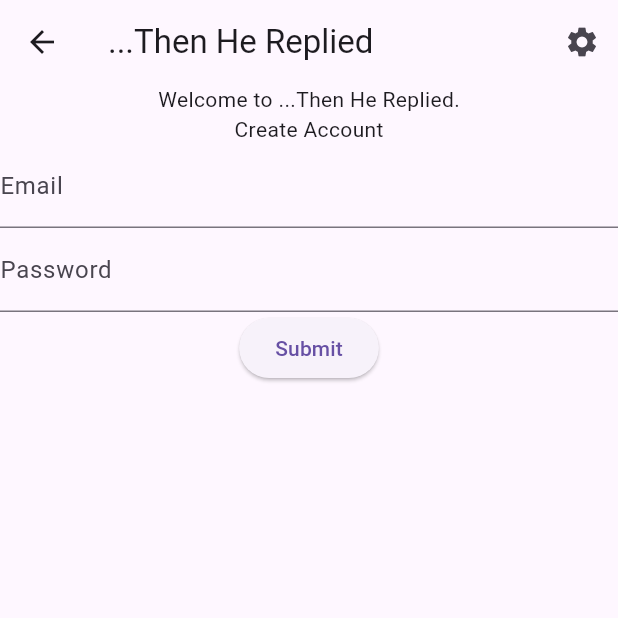
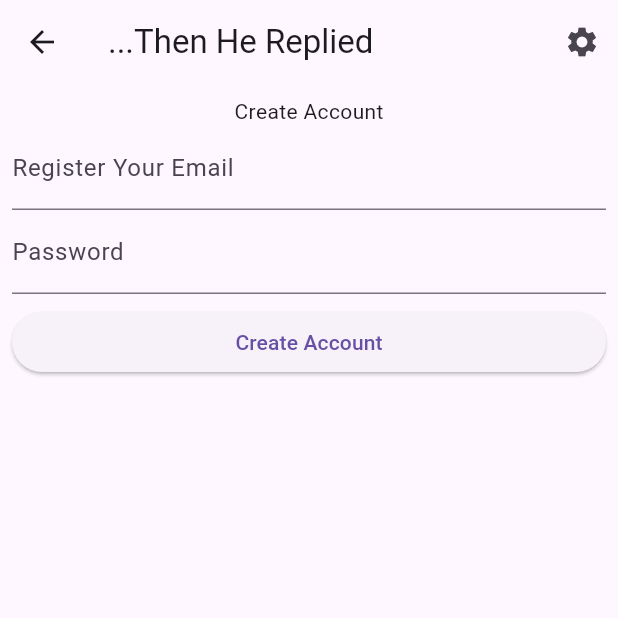
Before and after one commit to BMarx981/then_he_replied, a Flutter app: the CreateAccount screen opened directly, on a phone screen of 412 x 824 dp, the top half of it. Run offline on Flutter 3.47's test engine with Material 3 defaults, Android fonts, the phone set to English and light mode, and no system bars; our stand-ins replace cloud_firestore, firebase_auth, firebase_core, flutter_riverpod; accounts and stored records are empty; generated files the repository leaves out were written again.

Commit message:
gain the ability to login and register.

```diff
--- a/lib/src/presentation/login/create_account_view.dart
+++ b/lib/src/presentation/login/create_account_view.dart
@@ -1,6 +1,7 @@
 import 'package:flutter/material.dart';
 import 'package:flutter_riverpod/flutter_riverpod.dart';
 import 'package:then_he_replied/src/presentation/common/app_bar/app_bar.dart';
+import 'package:then_he_replied/src/services/firestore_auth_service.dart';
 
 class CreateAccount extends ConsumerStatefulWidget {
   const CreateAccount({super.key});
@@ -33,12 +34,14 @@ class _CreateAccountState extends ConsumerState<CreateAccount> {
       body: Form(
         key: formkey,
         child: Center(
+          child: Padding(
+            padding: const EdgeInsets.all(8.0),
             child: Column(
               children: [
-              const Text("Welcome to ...Then He Replied."),
                 const Text("Create Account"),
                 TextFormField(
-                decoration: const InputDecoration(label: Text("Email")),
+                  decoration:
+                      const InputDecoration(label: Text("Register Your Email")),
                   controller: _emailController,
                 ),
                 TextFormField(
@@ -46,15 +49,36 @@ class _CreateAccountState extends ConsumerState<CreateAccount> {
                   controller: _pwordController,
                   obscureText: true,
                 ),
-              ElevatedButton(
-                child: const Text("Submit"),
-                onPressed: () {
+                Padding(
+                  padding: const EdgeInsets.only(top: 8.0),
+                  child: Row(
+                    children: [
+                      Expanded(
+                        child: ElevatedButton(
+                          child: const Text("Create Account"),
+                          onPressed: () async {
                             print(
-                      "Email ${_emailController.text}, Pword ${_pwordController.text}");
+                                "Email ${_emailController.text}, Password entered ${_pwordController.text}");
+                            final message = await AuthService().registration(
+                              email: _emailController.text,
+                              password: _pwordController.text,
+                            );
+                            if (message!.contains('Success') &&
+                                context.mounted) {
+                              Navigator.of(context).pushNamed("/login");
+                            }
+                            if (context.mounted) {
                               Navigator.pushReplacementNamed(context, '/');
+                            }
+                            print(message);
                           },
                         ),
+                      ),
                     ],
+                  ),
+                ),
+              ],
+            ),
           ),
         ),
       ),
--- a/lib/src/presentation/main_view.dart
+++ b/lib/src/presentation/main_view.dart
@@ -9,9 +9,7 @@ import 'package:then_he_replied/src/presentation/reply_list_screen/reply_list_vi
 
 /// Displays a list of ReplyItems.
 class MainView extends ConsumerWidget {
-  MainView({
-    super.key,
-  });
+  MainView({super.key});
 
   static const routeName = '/';
   final List<Widget> bodies = [
--- a/lib/src/presentation/reply_list_screen/list_tile_item_widget.dart
+++ b/lib/src/presentation/reply_list_screen/list_tile_item_widget.dart
@@ -4,8 +4,6 @@ import 'package:intl/intl.dart';
 import 'package:then_he_replied/src/data/reply_item.dart';
 import 'package:then_he_replied/src/presentation/reply_details_screen/reply_item_details_view.dart';
 import 'package:then_he_replied/src/presentation/reply_list_screen/list_provider.dart';
-import 'package:then_he_replied/src/settings/settings_controller.dart';
-import 'package:then_he_replied/src/settings/settings_service.dart';
 
 class ListTileItemWidget extends ConsumerWidget {
   const ListTileItemWidget({
```
Also changed, not shown: lib/src/app.dart (+9 -2 lines), lib/src/presentation/login/login_view.dart (+20 -8 lines). Lines whose indentation alone changed are shown as unchanged.
